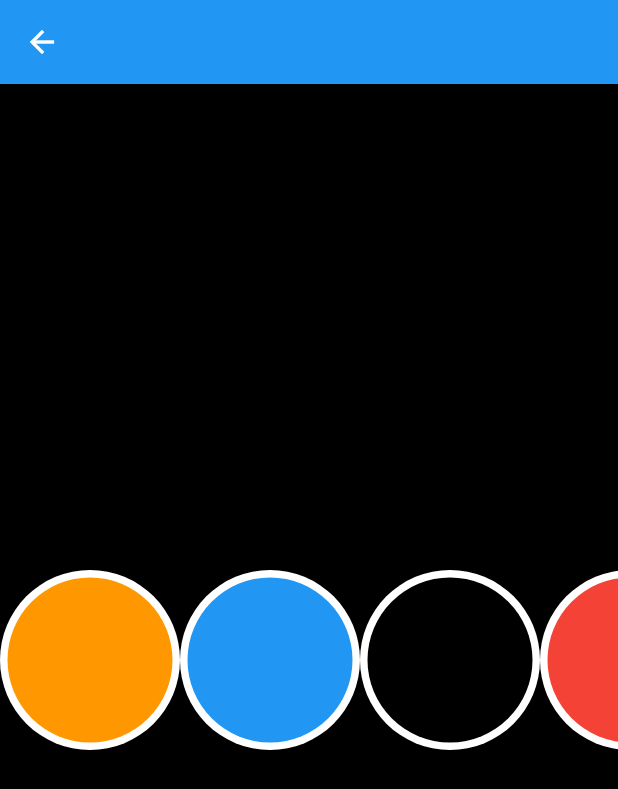
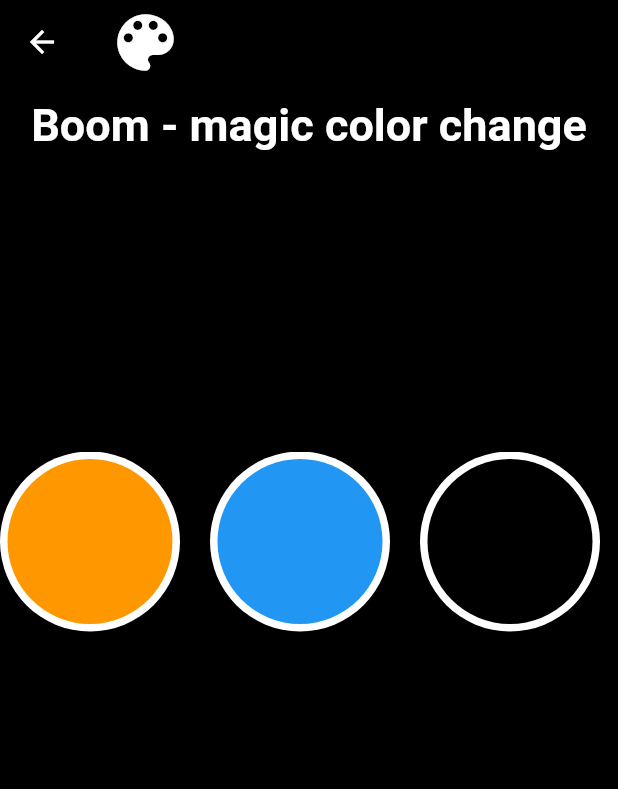
Before and after one commit to MpokiAbel/Flutter_desk, a Flutter app: the Bubble screen opened directly, on a phone screen of 412 x 824 dp. Shown: the top 789 px of the screen. Run offline on Flutter 3.47's test engine with Material 2 defaults, Android fonts, the phone set to English and light mode, and no system bars.

Commit message:
bubble color update

```diff
--- a/lib/Bubble_challenge/bubble_home.dart
+++ b/lib/Bubble_challenge/bubble_home.dart
@@ -33,6 +33,8 @@ class _BubbleState extends State<Bubble> {
   Widget build(BuildContext context) {
     return Scaffold(
       appBar: AppBar(
+        title: Icon(Icons.color_lens, size: 50),
+        backgroundColor: _color,
         leading: IconButton(
             icon: Icon(Icons.arrow_back),
             onPressed: () {
@@ -41,19 +43,36 @@ class _BubbleState extends State<Bubble> {
       ),
       backgroundColor: _color,
       body: Center(
-          child: SingleChildScrollView(
+          child: Column(
+        children: [
+          SizedBox(height: 10),
+          Text("Boom - magic color change",
+              style: TextStyle(
+                  fontSize: 30,
+                  fontWeight: FontWeight.bold,
+                  color: Colors.white)),
+          SizedBox(height: 200),
+          SingleChildScrollView(
             scrollDirection: Axis.horizontal,
             child: Row(
               children: [
                 _bubbleColor(Colors.orange),
+                SizedBox(width: 20),
                 _bubbleColor(Colors.blue),
+                SizedBox(width: 20),
                 _bubbleColor(Colors.black),
+                SizedBox(width: 20),
                 _bubbleColor(Colors.red),
+                SizedBox(width: 20),
                 _bubbleColor(Colors.green),
+                SizedBox(width: 20),
                 _bubbleColor(Colors.brown),
+                SizedBox(width: 20),
                 _bubbleColor(Colors.purple),
               ],
             ),
+          ),
+        ],
       )),
     );
   }
```
Also changed, not shown: lib/Profile/profile.dart (+36 -6 lines). Lines whose indentation alone changed are shown as unchanged.
